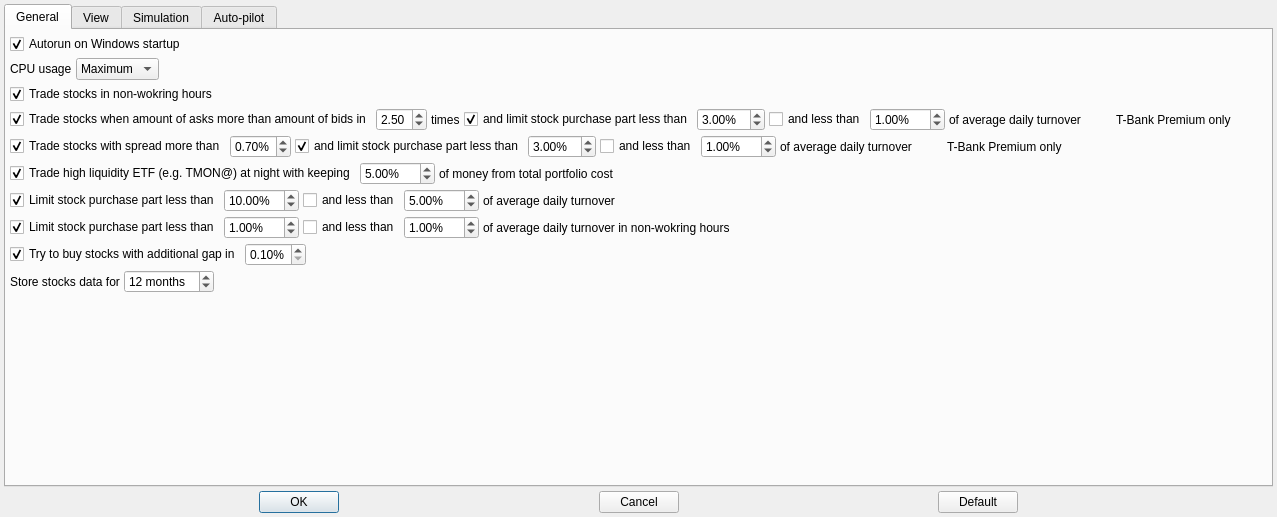
First picture: the form in app/src/dialogs/settingsdialog/settingsdialog.ui, repository Gris87/TInvestor, before the edit.
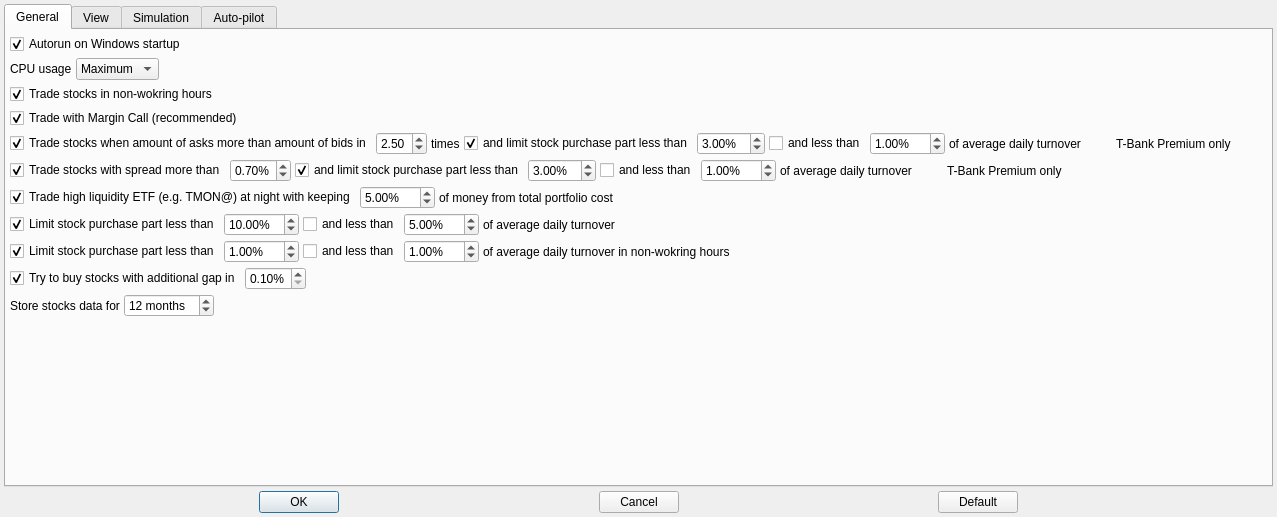
Second picture: the form after the edit. Icons and pictures are not drawn.

```diff
--- a/app/src/dialogs/settingsdialog/settingsdialog.ui
+++ b/app/src/dialogs/settingsdialog/settingsdialog.ui
@@ -148,6 +148,36 @@
          </item>
         </layout>
        </item>
+       <item>
+        <layout class="QHBoxLayout" name="horizontalLayout_27">
+         <property name="spacing">
+          <number>4</number>
+         </property>
+         <item>
+          <widget class="QCheckBox" name="tradeWithMarginCallCheckBox">
+           <property name="text">
+            <string>Trade with Margin Call (recommended)</string>
+           </property>
+           <property name="checked">
+            <bool>true</bool>
+           </property>
+          </widget>
+         </item>
+         <item>
+          <spacer name="horizontalSpacer_19">
+           <property name="orientation">
+            <enum>Qt::Orientation::Horizontal</enum>
+           </property>
+           <property name="sizeHint" stdset="0">
+            <size>
+             <width>40</width>
+             <height>20</height>
+            </size>
+           </property>
+          </spacer>
+         </item>
+        </layout>
+       </item>
        <item>
         <layout class="QHBoxLayout" name="horizontalLayout_4">
          <property name="spacing">
```
